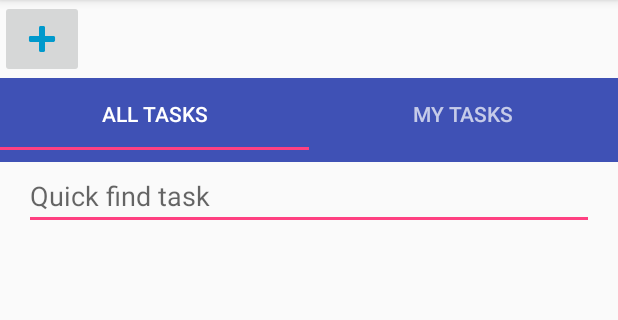
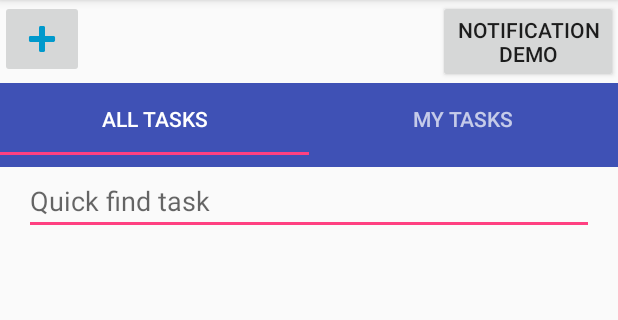
Before and after one commit to my3hegde/Work-Wise, an Android app: the TaskAddAndViewActivity screen opened directly, with no data from a screen before it, on a phone screen of 412 x 824 dp, the part 84-404 px from its top. Run offline under Robolectric (Android 15) with nearby library versions, the phone set to English and light mode, and no system bars.

Commit message:
Added Notifications

```diff
--- a/app/src/main/java/com/allforone/oneforall/workwise/TaskAddAndViewActivity.java
+++ b/app/src/main/java/com/allforone/oneforall/workwise/TaskAddAndViewActivity.java
@@ -1,11 +1,13 @@
 package com.allforone.oneforall.workwise;
 
+import android.content.Intent;
 import android.support.design.widget.TabLayout;
 import android.support.v4.view.ViewPager;
 import android.support.v7.app.AppCompatActivity;
 import android.os.Bundle;
 import android.support.v7.widget.Toolbar;
 import android.view.View;
+import android.widget.Button;
 import android.widget.ImageButton;
 
 public class TaskAddAndViewActivity extends AppCompatActivity implements TabLayout.OnTabSelectedListener{
@@ -17,6 +19,8 @@ public class TaskAddAndViewActivity extends AppCompatActivity implements TabLayo
     private ViewPager viewPager;
 
     private ImageButton mAddTaskButton = null;
+    private Button mDemoNotificationButton = null;
+
     @Override
     protected void onCreate(Bundle savedInstanceState) {
         super.onCreate(savedInstanceState);
@@ -56,6 +60,13 @@ public class TaskAddAndViewActivity extends AppCompatActivity implements TabLayo
         });
     }
 
+    public void demoButtonClicked(View view) {
+
+        Intent notificationScreen = new Intent(TaskAddAndViewActivity.this, NotificationActivity.class);
+        startActivity(notificationScreen);
+    }
+
+
     @Override
     public void onTabSelected(TabLayout.Tab tab) {
         viewPager.setCurrentItem(tab.getPosition());
--- a/app/src/main/res/layout/activity_task_add_and_view.xml
+++ b/app/src/main/res/layout/activity_task_add_and_view.xml
@@ -8,8 +8,8 @@ android:layout_width="match_parent"
 android:layout_height="match_parent"
 tools:context="com.allforone.oneforall.workwise.TaskAddAndViewActivity">
 
-<!-- our toolbar -->
-    <LinearLayout
+
+    <RelativeLayout
         android:layout_width="match_parent"
         android:layout_height="wrap_content">
         android:orientation="horizontal"
@@ -20,9 +20,18 @@ tools:context="com.allforone.oneforall.workwise.TaskAddAndViewActivity">
             android:layout_height="wrap_content"
             android:layout_gravity="right"
             android:contentDescription="image_button_add"
-            android:tint="@android:color/holo_blue_dark"
-            android:src="@android:drawable/ic_input_add" />
-    </LinearLayout>
+            android:layout_alignParentLeft="true"
+            android:src="@android:drawable/ic_input_add"
+            android:tint="@android:color/holo_blue_dark" />
+        <!-- our toolbar -->
+        <Button
+            android:id="@+id/button_demo"
+            android:layout_width="120dp"
+            android:layout_height="wrap_content"
+            android:layout_alignParentRight="true"
+            android:onClick="demoButtonClicked"
+            android:text="Notification Demo" />
+    </RelativeLayout>
 
     <!-- our tablayout to display tabs  -->
 <android.support.design.widget.TabLayout
--- a/app/src/main/res/values/dimens.xml
+++ b/app/src/main/res/values/dimens.xml
@@ -2,4 +2,5 @@
     <!-- Default screen margins, per the Android Design guidelines. -->
     <dimen name="activity_horizontal_margin">16dp</dimen>
     <dimen name="activity_vertical_margin">16dp</dimen>
+    <dimen name="fab_margin">16dp</dimen>
 </resources>
--- a/app/src/main/res/values/strings.xml
+++ b/app/src/main/res/values/strings.xml
@@ -19,7 +19,7 @@
         <item>High</item>
         <item>Critical</item>
     </string-array>
-
+    <string name="title_activity_notification">NotificationActivity</string>
 
 
 </resources>
```
Also changed, not shown: app/build.gradle (+12 -11 lines), app/src/main/AndroidManifest.xml (+11 -3 lines), app/src/main/java/com/allforone/oneforall/workwise/NotificationActivity.java (added, +79 -0 lines), app/src/main/res/layout/activity_notification.xml (added, +33 -0 lines), app/src/main/res/values/styles.xml (+9 -0 lines), app/src/main/res/drawable/ic_launcher.png (added).
